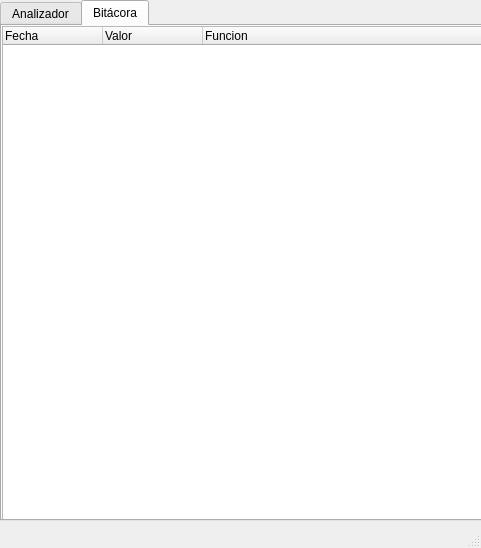
This is Boolean-Functions-Solver/mainwindow.ui in estebancb03/Boolean-Functions-Solver as Qt 5 draws it before an edit. The edited form follows.
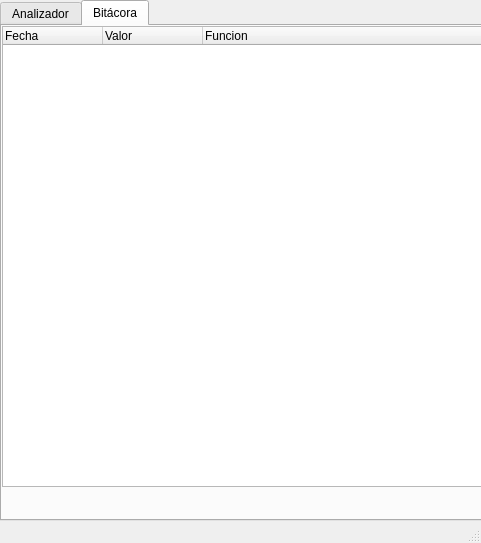
This is the edited form. The open tabs and pages were chosen to show the change. Icons and pictures are not drawn.

Commit message: Actualizacion de la interfaz grafica

Diff of the .ui file:
```diff
--- a/Boolean-Functions-Solver/mainwindow.ui
+++ b/Boolean-Functions-Solver/mainwindow.ui
@@ -10,7 +10,7 @@
     <x>0</x>
     <y>0</y>
     <width>481</width>
-    <height>548</height>
+    <height>543</height>
    </rect>
   </property>
   <property name="windowTitle">
@@ -509,7 +509,7 @@
         <x>0</x>
         <y>0</y>
         <width>481</width>
-        <height>501</height>
+        <height>461</height>
        </rect>
       </property>
       <column>
```
Left out of the diff: 4 changed lines with no effect on the pictures. The commit also changes 3 other files.
